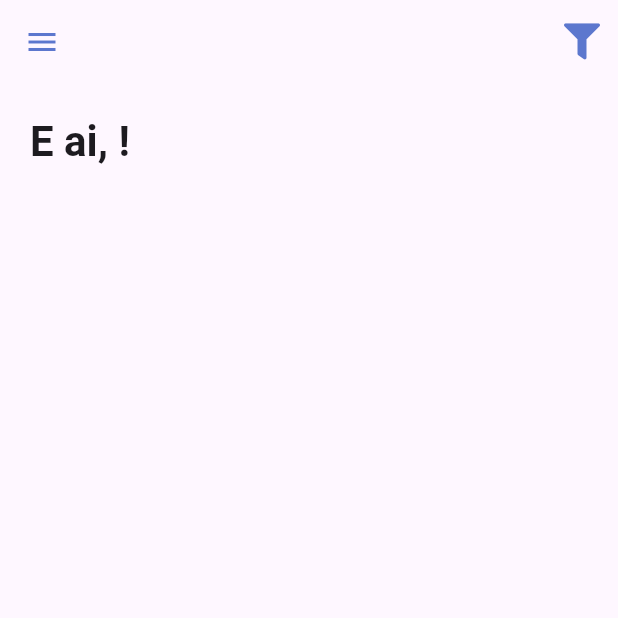
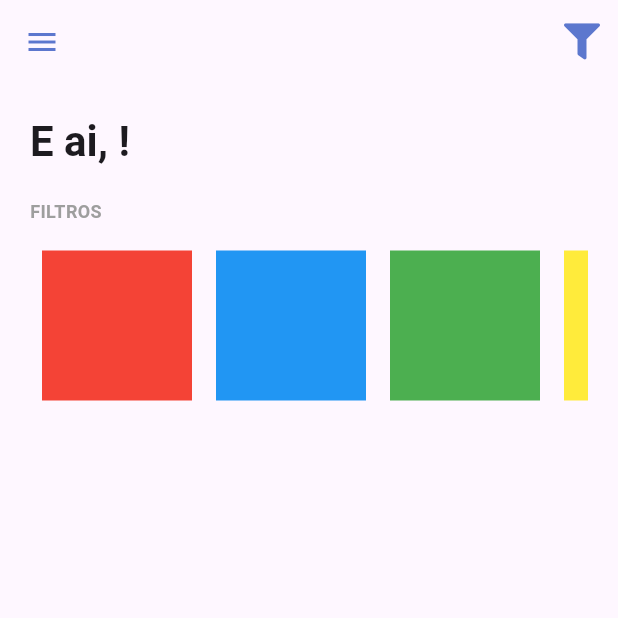
Before and after one commit to LucianoFraga27/Handson-ProviderSqlite, a Flutter app: the screen it shows once a user with an empty profile is signed in, on a phone screen of 412 x 824 dp, the top half of it. Run offline on Flutter 3.47's test engine with Material 3 defaults, Android fonts, the phone set to English and light mode, and no system bars; our stand-ins replace firebase_auth, firebase_core, flutter_signin_button, google_sign_in, sqflite, sqflite_common and 1 more; missing offline and left inert: flutter_overlay_loader, validatorless; accounts and stored records are empty.

Commit message:
M6 pt1
Home filters

```diff
--- a/todo_list/lib/app/modules/home/home_page.dart
+++ b/todo_list/lib/app/modules/home/home_page.dart
@@ -2,6 +2,7 @@ import 'package:flutter/material.dart';
 import 'package:todo_list/app/core/ui/theme_extensions.dart';
 import 'package:todo_list/app/core/ui/todo_list_icons.dart';
 import 'package:todo_list/app/modules/home/widgets/home_drawer.dart';
+import 'package:todo_list/app/modules/home/widgets/home_filters.dart';
 import 'package:todo_list/app/modules/home/widgets/home_header.dart';
 
 class HomePage extends StatelessWidget {
@@ -39,7 +40,8 @@ class HomePage extends StatelessWidget {
                           child: Column(
                             crossAxisAlignment: CrossAxisAlignment.start,
                             children: [
-                              HomeHeader()
+                              HomeHeader(),
+                              HomeFilters()
                             ],
                           ),
                         ),
--- /dev/null
+++ b/todo_list/lib/app/modules/home/widgets/home_filters.dart
@@ -0,0 +1,50 @@
+import 'package:flutter/material.dart';
+import 'package:todo_list/app/core/ui/theme_extensions.dart';
+
+class HomeFilters extends StatefulWidget {
+
+  const HomeFilters({ super.key });
+
+  @override
+  State<HomeFilters> createState() => _HomeFiltersState();
+}
+
+class _HomeFiltersState extends State<HomeFilters> {
+   @override
+   Widget build(BuildContext context) {
+       return Column(
+        crossAxisAlignment: CrossAxisAlignment.start,
+        children: [
+          Text("FILTROS",style: context.titleStyle,),
+          SizedBox(height: 10),
+          SingleChildScrollView(
+            scrollDirection: Axis.horizontal,
+            child: Row(
+              children: [
+                Padding(
+                  padding: const EdgeInsets.all(8.0),
+                  child: Container(color: Colors.red, width: 100,height: 100),
+                ),
+                Padding(
+                  padding: const EdgeInsets.all(8.0),
+                  child: Container(color: Colors.blue, width: 100,height: 100),
+                ),
+                Padding(
+                  padding: const EdgeInsets.all(8.0),
+                  child: Container(color: Colors.green, width: 100,height: 100),
+                ),
+                Padding(
+                  padding: const EdgeInsets.all(8.0),
+                  child: Container(color: Colors.yellow, width: 100,height: 100),
+                ),
+                Padding(
+                  padding: const EdgeInsets.all(8.0),
+                  child: Container(color: Colors.red, width: 100,height: 100),
+                ),
+              ],
+            ),
+          )
+        ],
+       );
+  }
+}
```
